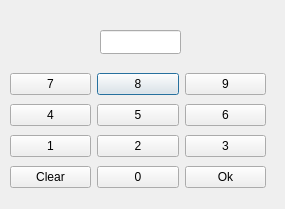
Above: bankautomat/LOGIN_DLL/loginui.ui from Necromunda/ATM before the change. Below: the same form after it.
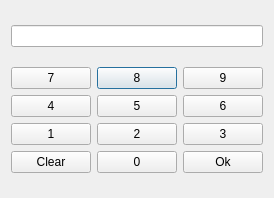
That is the form after the change.

Patch:
```diff
--- a/bankautomat/LOGIN_DLL/loginui.ui
+++ b/bankautomat/LOGIN_DLL/loginui.ui
@@ -6,8 +6,8 @@
    <rect>
     <x>0</x>
     <y>0</y>
-    <width>285</width>
-    <height>209</height>
+    <width>272</width>
+    <height>198</height>
    </rect>
   </property>
   <property name="maximumSize">
@@ -19,15 +19,21 @@
   <property name="windowTitle">
    <string>Dialog</string>
   </property>
-  <widget class="QWidget" name="gridLayoutWidget">
-   <property name="geometry">
-    <rect>
-     <x>10</x>
-     <y>70</y>
-     <width>256</width>
-     <height>123</height>
-    </rect>
-   </property>
+  <layout class="QVBoxLayout" name="verticalLayout">
+   <item>
+    <widget class="QLineEdit" name="lineEdit">
+     <property name="maxLength">
+      <number>4</number>
+     </property>
+     <property name="echoMode">
+      <enum>QLineEdit::Normal</enum>
+     </property>
+     <property name="readOnly">
+      <bool>true</bool>
+     </property>
+    </widget>
+   </item>
+   <item>
    <layout class="QGridLayout" name="gridLayout">
     <item row="1" column="1">
      <widget class="QPushButton" name="pushButton_8">
@@ -114,26 +120,8 @@
      </widget>
     </item>
    </layout>
-  </widget>
-  <widget class="QLineEdit" name="lineEdit">
-   <property name="geometry">
-    <rect>
-     <x>100</x>
-     <y>30</y>
-     <width>81</width>
-     <height>24</height>
-    </rect>
-   </property>
-   <property name="maxLength">
-    <number>4</number>
-   </property>
-   <property name="echoMode">
-    <enum>QLineEdit::Normal</enum>
-   </property>
-   <property name="readOnly">
-    <bool>true</bool>
-   </property>
-  </widget>
+   </item>
+  </layout>
  </widget>
  <resources/>
  <connections/>
```
Lines whose indentation alone changed are shown as unchanged.
